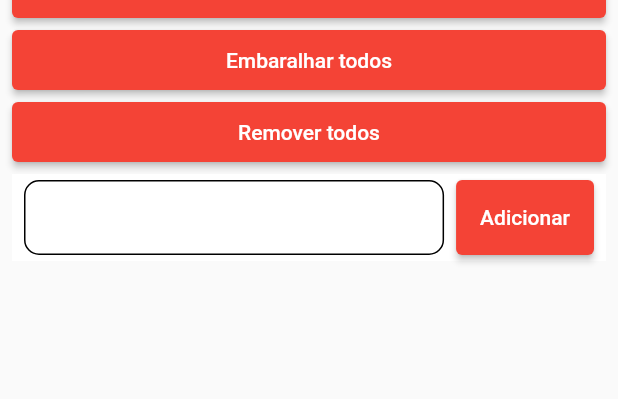
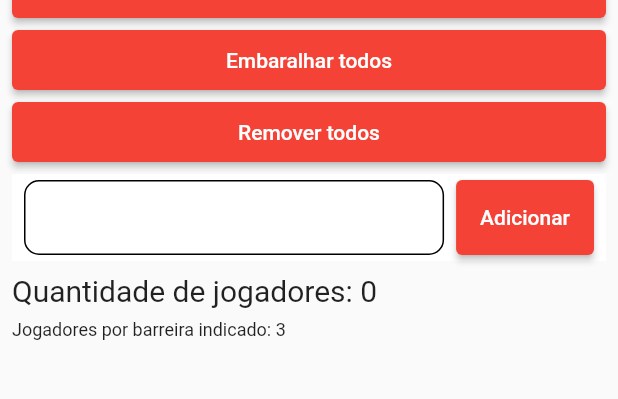
Before and after one commit to douglaswender/barreiras, a Flutter app: the screen it shows after launch, after a tap on the "settings" icon, on a phone screen of 412 x 824 dp, the part 312-711 px from its top. Run offline on Flutter 3.47's test engine with Material 2 defaults, Android fonts, the phone set to English and light mode, and no system bars; our stand-ins replace flutter_mobx, get_it, mobx, shared_preferences, wakelock; generated files the repository leaves out were written again.

Commit message:
quantidade de jogadores e quantidade indicada

```diff
--- a/lib/src/pages/config/config_page.dart
+++ b/lib/src/pages/config/config_page.dart
@@ -1,6 +1,7 @@
 import 'package:barreiras/src/pages/home/home_store.dart';
 import 'package:barreiras/src/widgets/text_field_widget.dart';
 import 'package:flutter/material.dart';
+import 'package:flutter_mobx/flutter_mobx.dart';
 import 'package:get_it/get_it.dart';
 
 class ConfigPage extends StatefulWidget {
@@ -176,6 +177,36 @@ class _ConfigPageState extends State<ConfigPage> {
                     ),
                   ),
                 ),
+                const SizedBox(
+                  height: 8,
+                ),
+                Row(
+                  children: [
+                    Observer(builder: (_) {
+                      return Text(
+                        'Quantidade de jogadores: ${store.names.length}',
+                        style: const TextStyle(
+                          fontSize: 20,
+                        ),
+                      );
+                    }),
+                  ],
+                ),
+                const SizedBox(
+                  height: 8,
+                ),
+                Row(
+                  children: [
+                    Observer(builder: (_) {
+                      return Text(
+                        'Jogadores por barreira indicado: ${store.suggestedNumberOfPlayers}',
+                        style: const TextStyle(
+                          fontSize: 12,
+                        ),
+                      );
+                    }),
+                  ],
+                )
               ],
             ),
           ),
--- a/lib/src/pages/home/home_store.dart
+++ b/lib/src/pages/home/home_store.dart
@@ -21,6 +21,17 @@ abstract class _HomeStoreBase with Store {
 
   @observable
   int winStreak = 0;
+
+  @computed
+  int get suggestedNumberOfPlayers {
+    int suggestion = 0;
+    if (names.length < 15) {
+      suggestion = 3;
+    } else {
+      suggestion = 4;
+    }
+    return suggestion;
+  }
 
   @action
   Future<void> loadLocal() async {
```
Also changed, not shown: lib/src/pages/home/home_store.g.dart.
